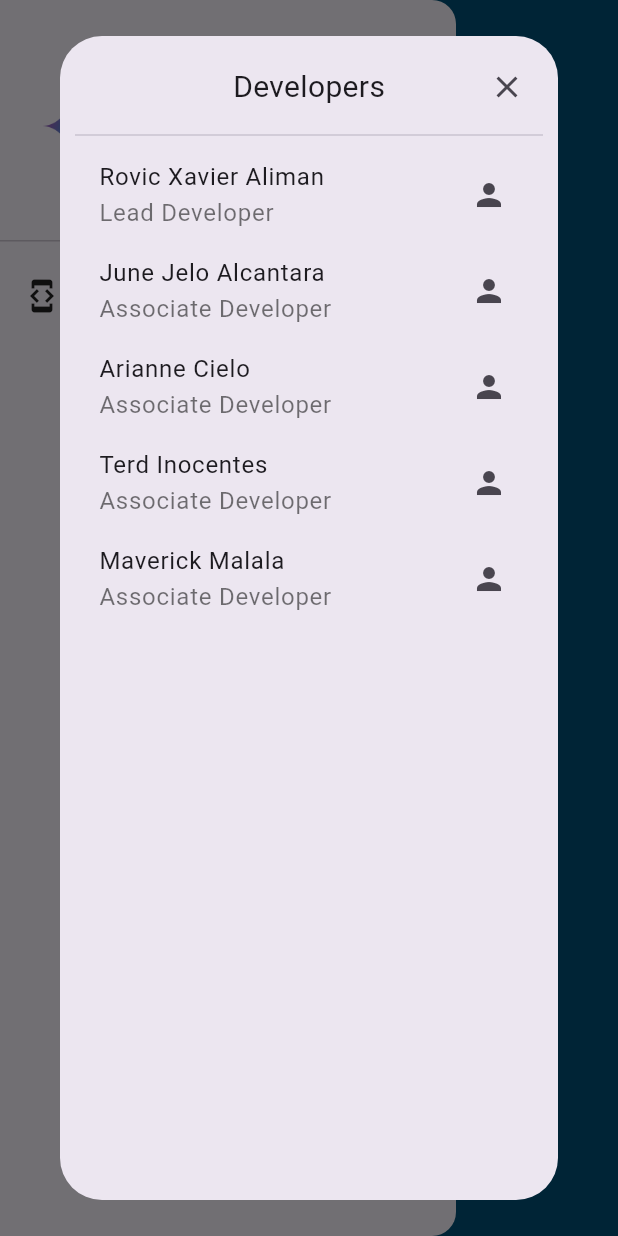
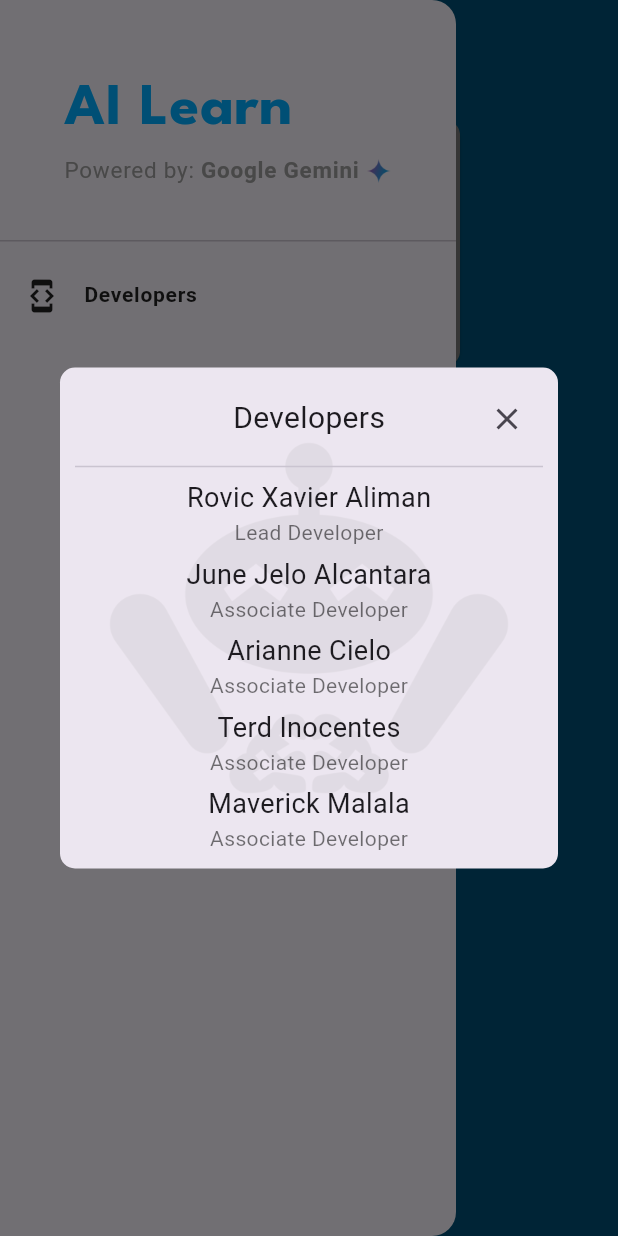
Before and after one commit to olopsc-rxaliman/ai-integration-project, a Flutter app: the screen it shows after launch, in the side drawer, after a tap on "Developers", on a phone screen of 412 x 824 dp. Run offline on Flutter 3.47's test engine with Material 3 defaults, Android fonts, the phone set to English and light mode, and no system bars; our stand-ins replace animated_splash_screen, page_transition.

Commit message:
Added app icon, changed home drawer & developer dialog layout

```diff
--- a/lib/components/developer_dialog.dart
+++ b/lib/components/developer_dialog.dart
@@ -1,4 +1,36 @@
 import "package:flutter/material.dart";
+
+class DeveloperTile extends StatelessWidget {
+  final String name;
+  final String role;
+
+  const DeveloperTile(
+    this.name,
+    this.role,
+    {super.key}
+  );
+
+  @override
+  Widget build(BuildContext context) {
+    return Column(
+      crossAxisAlignment: CrossAxisAlignment.center,
+      children: [
+        Text(
+          name,
+          style: const TextStyle(
+            fontSize: 18,
+          ),
+        ),
+        Text(
+          role,
+          style: const TextStyle(
+            color: Colors.black54,
+          )
+        ),
+      ],
+    );
+  }
+}
 
 class DeveloperDialog extends StatelessWidget {
   const DeveloperDialog({super.key});
@@ -6,9 +38,30 @@
   @override
   Widget build(BuildContext context) {
     return Dialog(
-      child: Padding(
+      shape: RoundedRectangleBorder(
+        borderRadius: BorderRadius.circular(10),
+      ),
+      child: Stack(
+        alignment: Alignment.center,
+        clipBehavior: Clip.antiAlias,
+        children: [
+          ClipRRect(
+            borderRadius: BorderRadius.circular(10),
+            child: Opacity(
+              opacity: 0.15,
+              child: ColorFiltered(
+                colorFilter: const ColorFilter.mode(Colors.grey, BlendMode.srcIn),
+                child: Image.asset(
+                  'lib/resources/images/main-app-logo-transparent.png',
+                  scale: 4,
+                ),
+              ),
+            ),
+          ),
+          Padding(
             padding: const EdgeInsets.all(10),
-        child: ListView(
+            child: IntrinsicHeight(
+              child: Column(
                 children: [
                   Stack(
                     alignment: Alignment.center,
@@ -32,59 +85,29 @@
                     ],
                   ),
                   const Divider(),
-            const ListTile(
-              trailing: Icon(Icons.person),
-              title: Column(
-                crossAxisAlignment: CrossAxisAlignment.start,
+                  const Flexible(
+                    child: SingleChildScrollView(
+                      child: Column(
                         children: [
-                  Text("Rovic Xavier Aliman"),
-                  Text("Lead Developer", style: TextStyle(color: Colors.black54)),
+                          DeveloperTile("Rovic Xavier Aliman", "Lead Developer"),
+                          SizedBox(height: 5),
+                          DeveloperTile("June Jelo Alcantara", "Associate Developer"),
+                          SizedBox(height: 5),
+                          DeveloperTile("Arianne Cielo", "Associate Developer"),
+                          SizedBox(height: 5),
+                          DeveloperTile("Terd Inocentes", "Associate Developer"),
+                          SizedBox(height: 5),
+                          DeveloperTile("Maverick Malala", "Associate Developer"),
                         ],
                       ),
-            ),
-            const ListTile(
-              trailing: Icon(Icons.person),
-              title: Column(
-                crossAxisAlignment: CrossAxisAlignment.start,
-                children: [
-                  Text("June Jelo Alcantara"),
-                  Text("Associate Developer", style: TextStyle(color: Colors.black54)),
-                ],
-              ),
-            ),
-            const ListTile(
-              trailing: Icon(Icons.person),
-              title: Column(
-                crossAxisAlignment: CrossAxisAlignment.start,
-                children: [
-                  Text("Arianne Cielo"),
-                  Text("Associate Developer", style: TextStyle(color: Colors.black54)),
-                ],
-              ),
-            ),
-            const ListTile(
-              trailing: Icon(Icons.person),
-              title: Column(
-                crossAxisAlignment: CrossAxisAlignment.start,
-                children: [
-                  Text("Terd Inocentes"),
-                  Text("Associate Developer", style: TextStyle(color: Colors.black54)),
-                ],
-              ),
-            ),
-            const ListTile(
-              trailing: Icon(Icons.person),
-              title: Column(
-                crossAxisAlignment: CrossAxisAlignment.start,
-                children: [
-                  Text("Maverick Malala"),
-                  Text("Associate Developer", style: TextStyle(color: Colors.black54)),
-                ],
                     ),
                   ),
                 ],
               ),
             ),
+          ),
+        ],
+      ),
     );
   }
 }
--- a/lib/components/home_drawer.dart
+++ b/lib/components/home_drawer.dart
@@ -15,11 +15,6 @@
               child: Row(
                 mainAxisAlignment: MainAxisAlignment.center,
                 children: [
-                  Image.asset(
-                    'lib/resources/images/gemini.png',
-                    scale: 8,
-                  ),
-                  const SizedBox(width: 20),
                   Column(
                     mainAxisAlignment: MainAxisAlignment.center,
                     crossAxisAlignment: CrossAxisAlignment.start,
@@ -40,14 +35,14 @@
                             "Powered by: ",
                             style: TextStyle(
                               color: Colors.grey,
-                              fontSize: 13,
+                              fontSize: 15,
                             ),
                           ),
                           const Text(
                             "Google Gemini ",
                             style: TextStyle(
                               color: Colors.grey,
-                              fontSize: 13,
+                              fontSize: 15,
                               fontWeight: FontWeight.bold,
                             ),
                           ),
--- a/lib/pages/launch_page.dart
+++ b/lib/pages/launch_page.dart
@@ -10,18 +10,15 @@
   Widget build(BuildContext context) {
     return AnimatedSplashScreen(
       backgroundColor: Colors.white,
-      splash: Row(
+      splashIconSize: double.infinity,
+      splash: Column(
         mainAxisAlignment: MainAxisAlignment.center,
         children: [
           Image.asset(
-            'lib/resources/images/gemini.png',
-            scale: 3,
+            'lib/resources/images/alt-app-logo.png',
+            scale: 8,
+            isAntiAlias: true,
           ),
-          const SizedBox(width: 20),
-          Column(
-            mainAxisAlignment: MainAxisAlignment.center,
-            crossAxisAlignment: CrossAxisAlignment.start,
-            children: [
           const Text(
             "AI Learn",
             style: TextStyle(
@@ -32,10 +29,10 @@
             ),
           ),
           Row(
-                mainAxisAlignment: MainAxisAlignment.start,
+            mainAxisAlignment: MainAxisAlignment.center,
             children: [
               const Text(
-                    "Powered by: ",
+                "Powered by ",
                 style: TextStyle(
                   color: Colors.grey,
                   fontSize: 15,
@@ -58,10 +55,8 @@
           ),
         ],
       ),
-        ],
-      ),
       animationDuration: const Duration(seconds: 1),
-      duration: 2500,
+      duration: 3000,
       nextScreen: const HomePage(),
       splashTransition: SplashTransition.fadeTransition,
       pageTransitionType: PageTransitionType.fade,
--- a/pubspec.yaml
+++ b/pubspec.yaml
@@ -95,6 +95,8 @@
           weight: 700
   assets:
     - lib/resources/images/gemini.png
+    - lib/resources/images/alt-app-logo.png
+    - lib/resources/images/main-app-logo-transparent.png
   #
   # For details regarding fonts from package dependencies,
   # see https://flutter.dev/to/font-from-package
```
Also changed, not shown: lib/resources/images/alt-app-logo.png (added), lib/resources/images/main-app-logo-transparent.png (added), 64 other files. Lines whose indentation alone changed are shown as unchanged.
